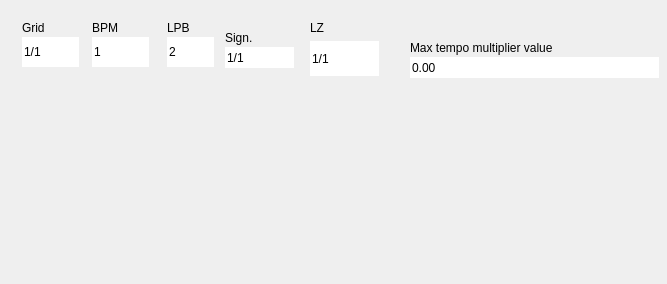
Above: Qt/qt4_upperleft_widget.ui from kmatheussen/radium before the change. Below: the same form after it.
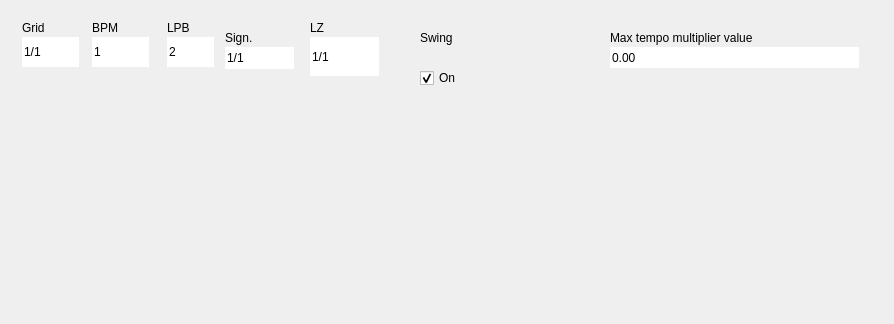
That is the form after the change. Custom widgets are drawn as their Qt base class.

Commit message: swing: Add header to swing track

What changed in the file:
```diff
--- a/Qt/qt4_upperleft_widget.ui
+++ b/Qt/qt4_upperleft_widget.ui
@@ -9,8 +9,8 @@
    <rect>
     <x>0</x>
     <y>0</y>
-    <width>667</width>
-    <height>284</height>
+    <width>894</width>
+    <height>324</height>
    </rect>
   </property>
   <property name="windowTitle">
@@ -22,8 +22,8 @@
   <widget class="QWidget" name="ReltempoWidget" native="true">
    <property name="geometry">
     <rect>
-     <x>410</x>
-     <y>40</y>
+     <x>610</x>
+     <y>30</y>
      <width>251</width>
      <height>40</height>
     </rect>
@@ -85,6 +85,9 @@
     </rect>
    </property>
    <layout class="QVBoxLayout" name="verticalLayout">
+    <property name="spacing">
+     <number>2</number>
+    </property>
     <property name="leftMargin">
      <number>0</number>
     </property>
@@ -278,7 +281,7 @@
      <number>2</number>
     </property>
     <property name="bottomMargin">
-     <number>3</number>
+     <number>2</number>
     </property>
     <item>
      <widget class="QLabel" name="signature_label">
@@ -376,6 +379,47 @@
     </item>
    </layout>
   </widget>
+  <widget class="QWidget" name="SwingWidget" native="true">
+   <property name="geometry">
+    <rect>
+     <x>420</x>
+     <y>10</y>
+     <width>160</width>
+     <height>80</height>
+    </rect>
+   </property>
+   <layout class="QVBoxLayout" name="verticalLayout_2">
+    <property name="spacing">
+     <number>2</number>
+    </property>
+    <property name="leftMargin">
+     <number>0</number>
+    </property>
+    <property name="rightMargin">
+     <number>2</number>
+    </property>
+    <property name="bottomMargin">
+     <number>2</number>
+    </property>
+    <item>
+     <widget class="QLabel" name="label">
+      <property name="text">
+       <string>Swing</string>
+      </property>
+     </widget>
+    </item>
+    <item>
+     <widget class="QCheckBox" name="swing_onoff">
+      <property name="text">
+       <string>On</string>
+      </property>
+      <property name="checked">
+       <bool>true</bool>
+      </property>
+     </widget>
+    </item>
+   </layout>
+  </widget>
  </widget>
  <customwidgets>
   <customwidget>
```
The commit also changes 1 other file.
